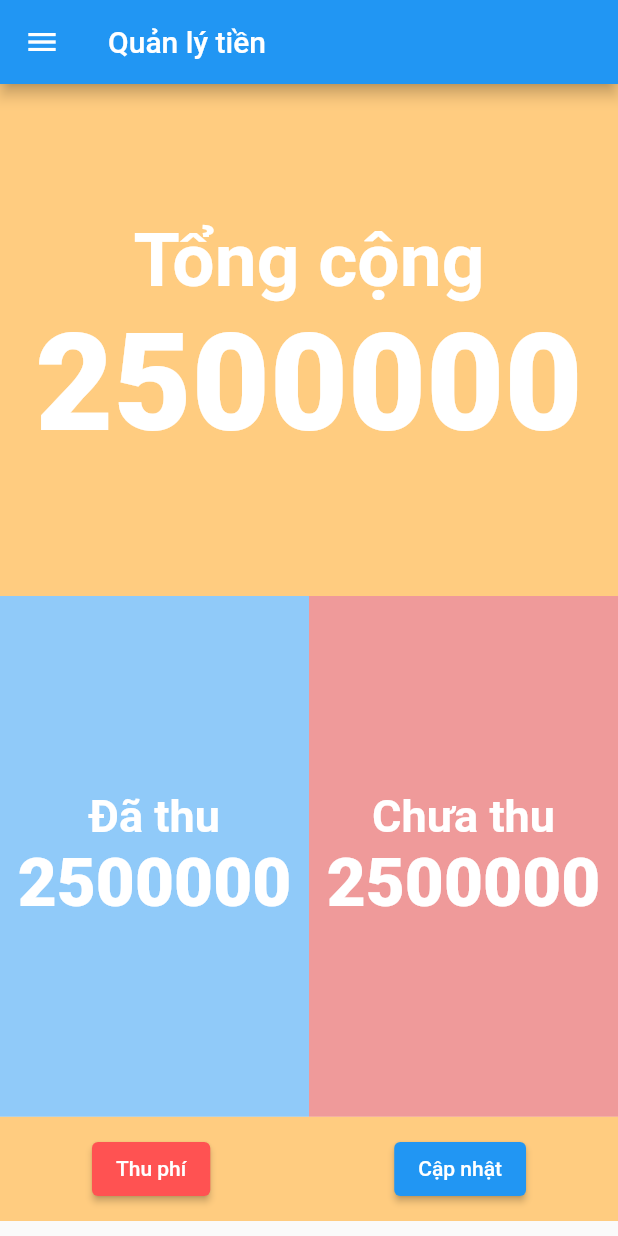
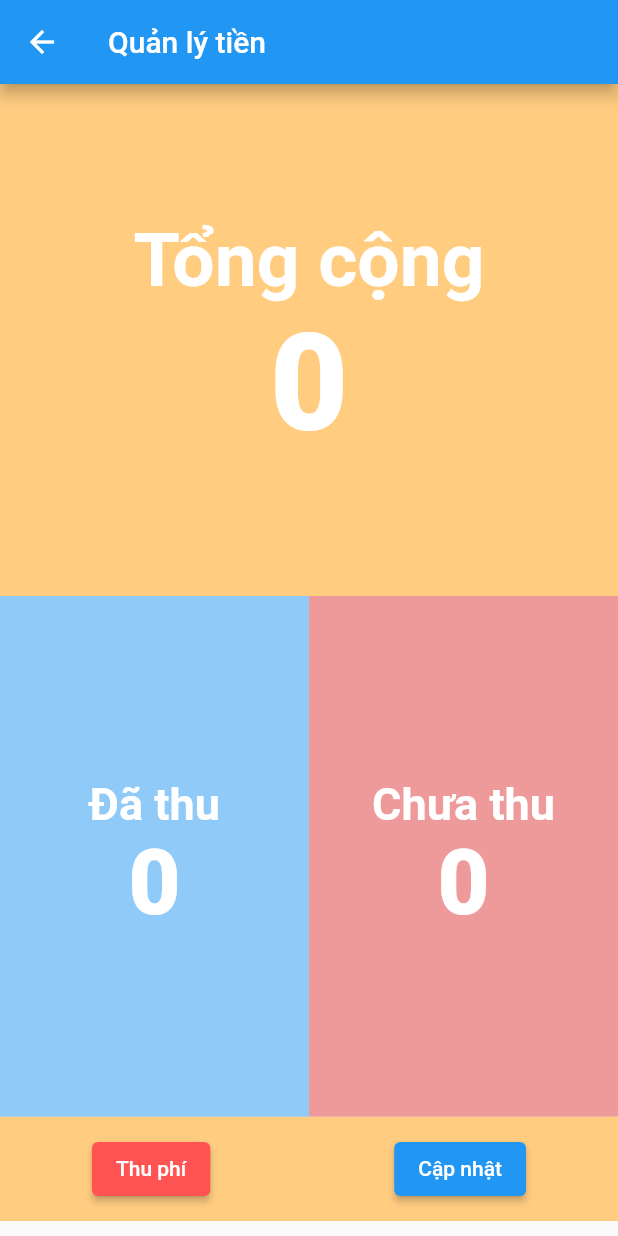
Before and after one commit to 14h4i/secman_parking, a Flutter app: the FeePage screen opened directly, on a phone screen of 412 x 824 dp. Run offline on Flutter 3.47's test engine with Material 2 defaults, Android fonts, the phone set to English and light mode, and no system bars; drawn by our look-alikes of auto_size_text; our stand-ins replace bloc, cached_network_image, camera, cloud_firestore, equatable, firebase_core and 6 more; accounts and stored records are empty.

Commit message:
Update layout

```diff
--- a/lib/modules/fee/pages/fee_page.dart
+++ b/lib/modules/fee/pages/fee_page.dart
@@ -1,6 +1,12 @@
 import 'package:auto_size_text/auto_size_text.dart';
 import 'package:flutter/material.dart';
+import 'package:flutter_bloc/flutter_bloc.dart';
 import 'package:secman_parking/common/widgets/statefull/app_drawer.dart';
+import 'package:secman_parking/common/widgets/stateless/animated_couter.dart';
+import 'package:secman_parking/common/widgets/stateless/circular_progress_center.dart';
+import 'package:secman_parking/common/widgets/stateless/text_error.dart';
+import 'package:secman_parking/modules/fee/blocs/fee_bloc.dart';
+import 'package:secman_parking/themes/app_text_style.dart';
 
 class FeePage extends StatefulWidget {
   const FeePage({Key? key}) : super(key: key);
@@ -10,14 +16,23 @@ class FeePage extends StatefulWidget {
 }
 
 class _FeePageState extends State<FeePage> {
+  FeeBloc? get feeBloc => BlocProvider.of<FeeBloc>(context);
+
   @override
   Widget build(BuildContext context) {
     return Scaffold(
       appBar: AppBar(
         title: const Text('Quản lý tiền'),
       ),
-      drawer: const AppDrawer(),
-      body: Column(
+      body: BlocBuilder<FeeBloc, FeeState>(
+        bloc: feeBloc,
+        builder: (context, state) {
+          if (state is FeeFailure) {
+            return TextError(error: state.error);
+          }
+
+          if (state is GetListFeeSuccess) {
+            return Column(
               children: [
                 Expanded(
                   flex: 4,
@@ -27,8 +42,8 @@ class _FeePageState extends State<FeePage> {
                     padding: const EdgeInsets.all(10),
                     child: Column(
                       mainAxisAlignment: MainAxisAlignment.center,
-                children: const [
-                  AutoSizeText(
+                      children: [
+                        const AutoSizeText(
                           'Tổng cộng',
                           maxLines: 1,
                           style: TextStyle(
@@ -37,27 +52,14 @@ class _FeePageState extends State<FeePage> {
                             color: Colors.white,
                           ),
                         ),
-                  AutoSizeText(
-                    '2500000',
-                    maxLines: 1,
-                    style: TextStyle(
-                      fontSize: 90,
-                      fontWeight: FontWeight.w900,
-                      color: Colors.white,
-                    ),
+                        AnimatedCouter(
+                          value: state.total,
+                          textStyle: AppTextStyle.h2,
                         ),
                       ],
                     ),
                   ),
                 ),
-          // Container(
-          //   decoration: BoxDecoration(
-          //     border: Border.all(
-          //       width: 3,
-          //       color: Colors.white,
-          //     ),
-          //   ),
-          // ),
                 Expanded(
                   flex: 5,
                   child: Column(
@@ -72,8 +74,8 @@ class _FeePageState extends State<FeePage> {
                                 padding: const EdgeInsets.all(10),
                                 child: Column(
                                   mainAxisAlignment: MainAxisAlignment.center,
-                            children: const [
-                              AutoSizeText(
+                                  children: [
+                                    const AutoSizeText(
                                       'Đã thu',
                                       maxLines: 1,
                                       style: TextStyle(
@@ -82,36 +84,23 @@ class _FeePageState extends State<FeePage> {
                                         color: Colors.white,
                                       ),
                                     ),
-                              AutoSizeText(
-                                '2500000',
-                                maxLines: 1,
-                                style: TextStyle(
-                                  fontSize: 90,
-                                  fontWeight: FontWeight.w900,
-                                  color: Colors.white,
-                                ),
+                                    AnimatedCouter(
+                                      value: state.collected,
+                                      textStyle: AppTextStyle.h2
+                                          .copyWith(fontSize: 60),
                                     ),
                                   ],
                                 ),
                               ),
                             ),
-                      // Container(
-                      //   margin: const EdgeInsets.symmetric(horizontal: 0),
-                      //   decoration: BoxDecoration(
-                      //     border: Border.all(
-                      //       width: 3,
-                      //       color: Colors.white,
-                      //     ),
-                      //   ),
-                      // ),
                             Expanded(
                               child: Container(
                                 color: Colors.red.shade200,
                                 padding: const EdgeInsets.all(10),
                                 child: Column(
                                   mainAxisAlignment: MainAxisAlignment.center,
-                            children: const [
-                              AutoSizeText(
+                                  children: [
+                                    const AutoSizeText(
                                       'Chưa thu',
                                       maxLines: 1,
                                       style: TextStyle(
@@ -120,14 +109,10 @@ class _FeePageState extends State<FeePage> {
                                         color: Colors.white,
                                       ),
                                     ),
-                              AutoSizeText(
-                                '2500000',
-                                maxLines: 1,
-                                style: TextStyle(
-                                  fontSize: 90,
-                                  fontWeight: FontWeight.w900,
-                                  color: Colors.white,
-                                ),
+                                    AnimatedCouter(
+                                      value: state.notCollected,
+                                      textStyle: AppTextStyle.h2
+                                          .copyWith(fontSize: 60),
                                     ),
                                   ],
                                 ),
@@ -161,6 +146,13 @@ class _FeePageState extends State<FeePage> {
                   ),
                 ),
               ],
+            );
+          }
+
+          return const CircularProgressCenter(
+            color: Colors.blue,
+          );
+        },
       ),
     );
   }
```
Lines whose indentation alone changed are shown as unchanged.
